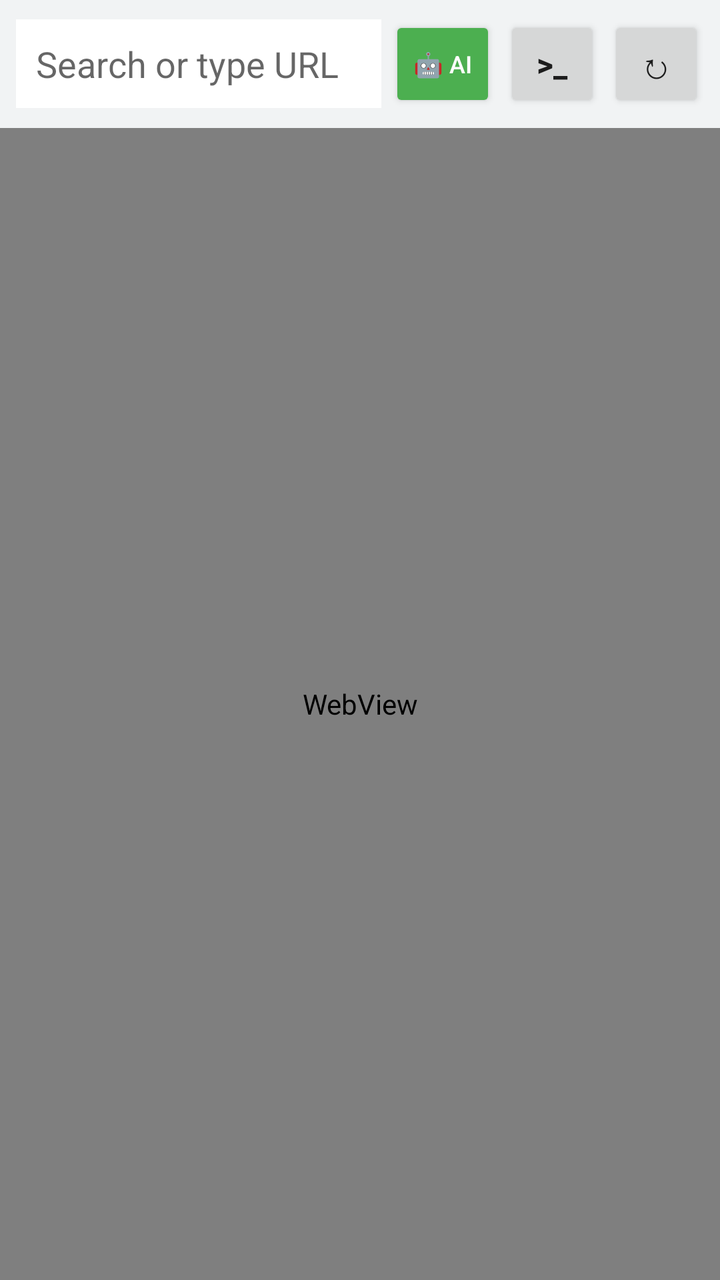
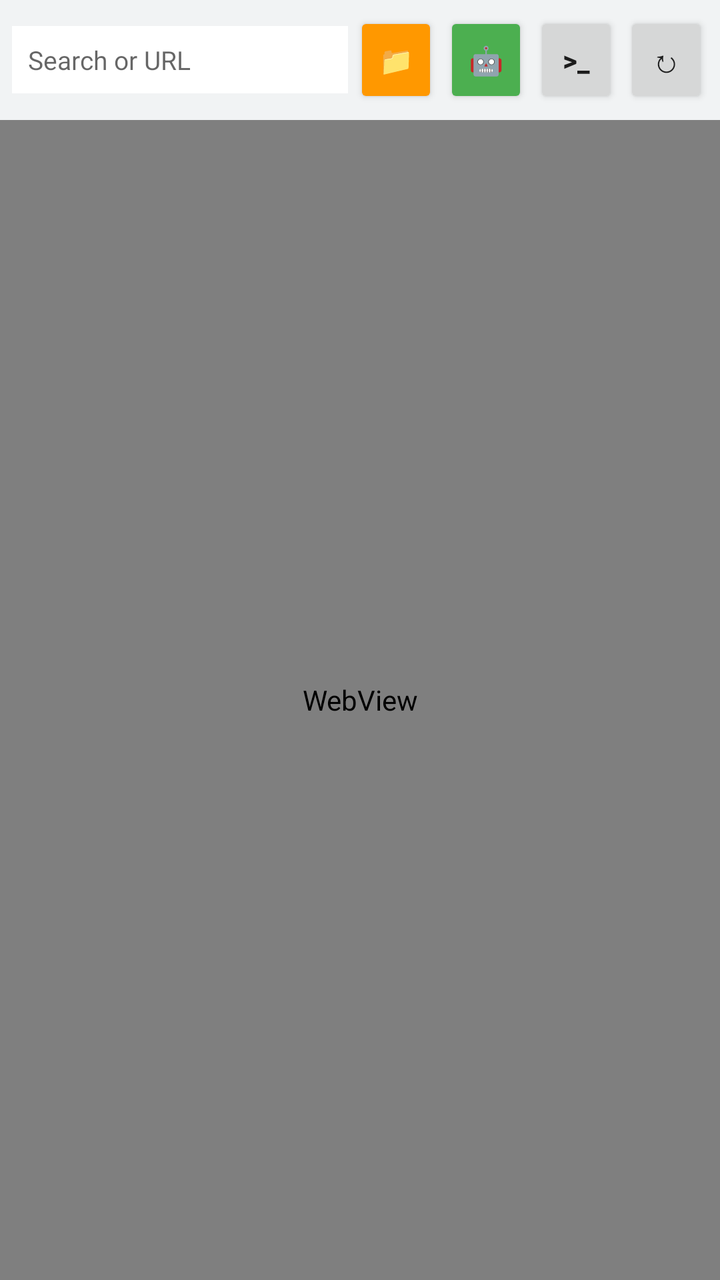

The first picture is an Android layout as it rendered before a commit; the second is the same layout after the commit. The layout source and the unified diff follow.
<!-- AndroidManifest.xml: application theme AppTheme -->
<!-- res/layout/activity_browser.xml -->
<?xml version="1.0" encoding="utf-8"?>
<LinearLayout xmlns:android="http://schemas.android.com/apk/res/android"
    android:layout_width="match_parent"
    android:layout_height="match_parent"
    android:orientation="vertical"
    android:background="#FFFFFF">

    <LinearLayout
        android:layout_width="match_parent"
        android:layout_height="wrap_content"
        android:orientation="horizontal"
        android:padding="8dp"
        android:background="#F1F3F4"
        android:gravity="center_vertical">

        <EditText
            android:id="@+id/url_bar"
            android:layout_width="0dp"
            android:layout_height="wrap_content"
            android:layout_weight="1"
            android:hint="Search or type URL"
            android:inputType="textUri"
            android:imeOptions="actionGo"
            android:singleLine="true"
            android:background="#FFFFFF"
            android:padding="10dp" />

        <Button
            android:id="@+id/btn_agent"
            android:layout_width="wrap_content"
            android:layout_height="wrap_content"
            android:layout_marginStart="4dp"
            android:text="🤖 AI"
            android:textSize="12sp"
            android:minWidth="48dp"
            android:backgroundTint="#4CAF50"
            android:textColor="#FFFFFF" />

        <Button
            android:id="@+id/btn_terminal"
            android:layout_width="wrap_content"
            android:layout_height="wrap_content"
            android:layout_marginStart="4dp"
            android:text=">_"
            android:textSize="16sp"
            android:textStyle="bold"
            android:minWidth="48dp"
            android:paddingHorizontal="12dp" />

        <Button
            android:id="@+id/btn_reload"
            android:layout_width="wrap_content"
            android:layout_height="wrap_content"
            android:layout_marginStart="4dp"
            android:text="↻"
            android:textSize="18sp"
            android:minWidth="48dp"
            android:paddingHorizontal="12dp" />

    </LinearLayout>

    <WebView
        android:id="@+id/webview"
        android:layout_width="match_parent"
        android:layout_height="0dp"
        android:layout_weight="1" />

</LinearLayout>
<!-- resources referenced by this layout -->
<resources>
  <style name="AppTheme" parent="@android:style/Theme.Material.Light.NoActionBar">
          <item name="android:statusBarColor">#FFFFFF</item>
          <item name="android:windowLightStatusBar">true</item>
          <item name="android:navigationBarColor">#FFFFFF</item>
      </style>
</resources>

<!-- the commit's change to res/layout/activity_browser.xml (unified diff, before → after) -->
@@ -9,7 +9,7 @@
         android:layout_width="match_parent"
         android:layout_height="wrap_content"
         android:orientation="horizontal"
-        android:padding="8dp"
+        android:padding="6dp"
         android:background="#F1F3F4"
         android:gravity="center_vertical">
 
@@ -18,21 +18,35 @@
             android:layout_width="0dp"
             android:layout_height="wrap_content"
             android:layout_weight="1"
-            android:hint="Search or type URL"
+            android:hint="Search or URL"
             android:inputType="textUri"
             android:imeOptions="actionGo"
             android:singleLine="true"
             android:background="#FFFFFF"
-            android:padding="10dp" />
+            android:padding="8dp"
+            android:textSize="13sp" />
+
+        <Button
+            android:id="@+id/btn_files"
+            android:layout_width="wrap_content"
+            android:layout_height="wrap_content"
+            android:layout_marginStart="3dp"
+            android:text="📁"
+            android:textSize="14sp"
+            android:minWidth="42dp"
+            android:paddingHorizontal="6dp"
+            android:backgroundTint="#FF9800"
+            android:textColor="#FFFFFF" />
 
         <Button
             android:id="@+id/btn_agent"
             android:layout_width="wrap_content"
             android:layout_height="wrap_content"
-            android:layout_marginStart="4dp"
-            android:text="🤖 AI"
-            android:textSize="12sp"
-            android:minWidth="48dp"
+            android:layout_marginStart="3dp"
+            android:text="🤖"
+            android:textSize="14sp"
+            android:minWidth="42dp"
+            android:paddingHorizontal="6dp"
             android:backgroundTint="#4CAF50"
             android:textColor="#FFFFFF" />
 
@@ -40,23 +54,22 @@
             android:id="@+id/btn_terminal"
             android:layout_width="wrap_content"
             android:layout_height="wrap_content"
-            android:layout_marginStart="4dp"
+            android:layout_marginStart="3dp"
             android:text=">_"
-            android:textSize="16sp"
+            android:textSize="14sp"
             android:textStyle="bold"
-            android:minWidth="48dp"
-            android:paddingHorizontal="12dp" />
+            android:minWidth="42dp"
+            android:paddingHorizontal="6dp" />
 
         <Button
             android:id="@+id/btn_reload"
             android:layout_width="wrap_content"
             android:layout_height="wrap_content"
-            android:layout_marginStart="4dp"
+            android:layout_marginStart="3dp"
             android:text="↻"
-            android:textSize="18sp"
-            android:minWidth="48dp"
-            android:paddingHorizontal="12dp" />
-
+            android:textSize="16sp"
+            android:minWidth="42dp"
+            android:paddingHorizontal="6dp" />
     </LinearLayout>
 
     <WebView
@@ -64,5 +77,4 @@
         android:layout_width="match_parent"
         android:layout_height="0dp"
         android:layout_weight="1" />
-
 </LinearLayout>
